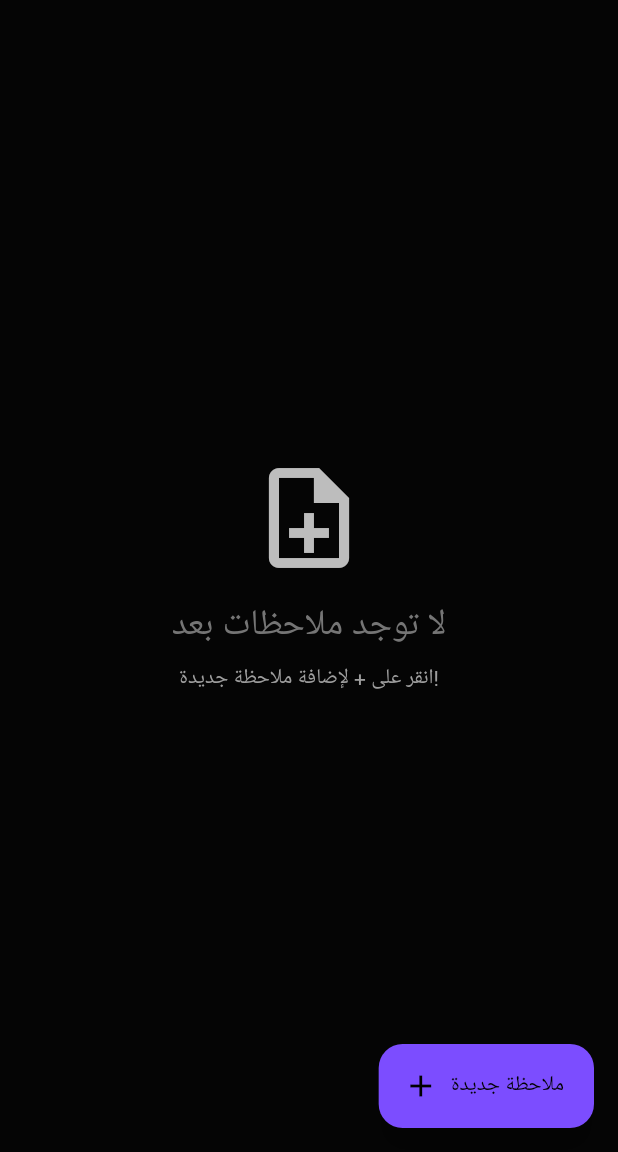
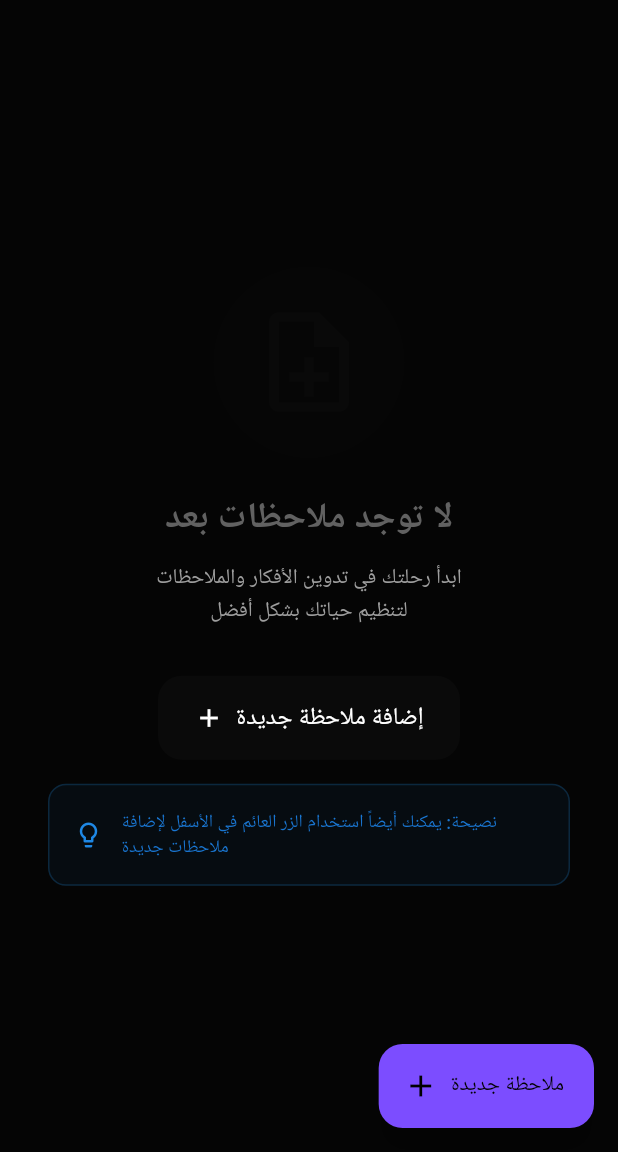
Before and after one commit to Moaz7x/zenlearn, a Flutter app: the NotesPage screen opened by its route, on a phone screen of 412 x 824 dp, the part 84-1236 px from its top. Run offline on Flutter 3.47's test engine with Material 3 defaults, Android fonts, the phone set to English and light mode, and no system bars; our stand-ins replace bloc, dartz, device_info_plus, equatable, flutter_bloc, flutter_local_notifications and 10 more; missing offline and left inert: pdf_render, screen_brightness, volume_controller; accounts and stored records are empty; generated files the repository leaves out were written again; project files that could hold a hidden picture were left out.

Commit message:
refactor(notes_page): improve empty state UI and reorganize methods
- Enhance empty state UI with better styling and user guidance
- Reorder methods for better code organization
- Make _notes list final

```diff
--- a/lib/features/notes/presentation/pages/notes_page.dart
+++ b/lib/features/notes/presentation/pages/notes_page.dart
@@ -3,11 +3,11 @@ import 'package:flutter_bloc/flutter_bloc.dart';
 import 'package:go_router/go_router.dart';
 import 'package:zenlearn/core/routes/app_routes.dart'; // NEW: Import the file where routeObserver is defined
 import 'package:zenlearn/core/widgets/app_scaffold.dart';
+import 'package:zenlearn/features/notes/domain/entities/note_entity.dart';
 import 'package:zenlearn/features/notes/presentation/bloc/notes_bloc.dart';
 import 'package:zenlearn/features/notes/presentation/bloc/notes_events.dart';
 import 'package:zenlearn/features/notes/presentation/bloc/notes_states.dart';
 import 'package:zenlearn/features/notes/presentation/widgets/note_card.dart';
-import 'package:zenlearn/features/notes/domain/entities/note_entity.dart';
 
 class NotesPage extends StatefulWidget {
   const NotesPage({super.key});
@@ -18,119 +18,9 @@ class NotesPage extends StatefulWidget {
 
 class _NotesPageState extends State<NotesPage> with RouteAware, TickerProviderStateMixin {
   final GlobalKey<AnimatedListState> _listKey = GlobalKey<AnimatedListState>();
-  List<NoteEntity> _notes = [];
+  final List<NoteEntity> _notes = [];
   late AnimationController _fabAnimationController;
   late Animation<double> _fabScaleAnimation;
-
-  @override
-  void initState() {
-    super.initState();
-    _fabAnimationController = AnimationController(
-      duration: const Duration(milliseconds: 200),
-      vsync: this,
-    );
-    _fabScaleAnimation = Tween<double>(
-      begin: 0.0,
-      end: 1.0,
-    ).animate(CurvedAnimation(
-      parent: _fabAnimationController,
-      curve: Curves.elasticOut,
-    ));
-    _loadNotes(); // Initial load when the page is first created
-
-    // Animate FAB entrance
-    Future.delayed(const Duration(milliseconds: 300), () {
-      _fabAnimationController.forward();
-    });
-  }
-
-  @override
-  void dispose() {
-    _fabAnimationController.dispose();
-    routeObserver.unsubscribe(this);
-    super.dispose();
-  }
-
-  @override
-  void didChangeDependencies() {
-    super.didChangeDependencies();
-    routeObserver.subscribe(this, ModalRoute.of(context)!);
-  }
-
-  @override
-  void didPopNext() {
-    _loadNotes(); // أعد تحميل الملاحظات عند العودة إلى هذه الصفحة
-  }
-
-  @override
-  void didPush() {
-    // يمكن استدعاؤه هنا إذا كنت تريد التأكد من التحميل عند الدفع الأول
-  }
-
-  void _loadNotes() {
-    context.read<NotesBloc>().add(const LoadNotes());
-  }
-
-  void _updateNotesList(List<NoteEntity> newNotes) {
-    final oldNotes = List<NoteEntity>.from(_notes);
-
-    // Find notes that were added
-    for (int i = 0; i < newNotes.length; i++) {
-      final note = newNotes[i];
-      if (!oldNotes.any((oldNote) => oldNote.id == note.id)) {
-        _notes.insert(i, note);
-        _listKey.currentState?.insertItem(i, duration: const Duration(milliseconds: 300));
-      }
-    }
-
-    // Find notes that were removed
-    for (int i = oldNotes.length - 1; i >= 0; i--) {
-      final oldNote = oldNotes[i];
-      if (!newNotes.any((note) => note.id == oldNote.id)) {
-        final removedNote = _notes.removeAt(i);
-        _listKey.currentState?.removeItem(
-          i,
-          (context, animation) => _buildNoteItem(removedNote, animation),
-          duration: const Duration(milliseconds: 300),
-        );
-      }
-    }
-
-    // Update existing notes (for pin status changes, etc.)
-    for (int i = 0; i < _notes.length; i++) {
-      final currentNote = _notes[i];
-      final updatedNote = newNotes.firstWhere(
-        (note) => note.id == currentNote.id,
-        orElse: () => currentNote,
-      );
-      if (updatedNote != currentNote) {
-        _notes[i] = updatedNote;
-      }
-    }
-  }
-
-  Widget _buildNoteItem(NoteEntity note, Animation<double> animation) {
-    return SlideTransition(
-      position: animation.drive(
-        Tween<Offset>(
-          begin: const Offset(1.0, 0.0),
-          end: Offset.zero,
-        ).chain(CurveTween(curve: Curves.easeOut)),
-      ),
-      child: FadeTransition(
-        opacity: animation,
-        child: NoteCard(
-          note: note,
-          onTap: () {
-            context.go('/notes/view/${note.id}');
-          },
-          onTogglePin: () {
-            context.read<NotesBloc>().add(TogglePinNoteEvent(note: note));
-          },
-        ),
-      ),
-    );
-  }
 
   @override
   Widget build(BuildContext context) {
@@ -172,29 +62,110 @@ class _NotesPageState extends State<NotesPage> with RouteAware, TickerProviderSt
           } else if (state is NotesLoaded || _notes.isNotEmpty) {
             if (_notes.isEmpty) {
               return Center(
+                child: Padding(
+                  padding: const EdgeInsets.all(32.0),
                   child: Column(
                     mainAxisAlignment: MainAxisAlignment.center,
                     children: [
-                    Icon(
+                      // أيقونة كبيرة ومعبرة
+                      Container(
+                        padding: const EdgeInsets.all(24.0),
+                        decoration: BoxDecoration(
+                          color: Theme.of(context).primaryColor.withOpacity(0.1),
+                          shape: BoxShape.circle,
+                        ),
+                        child: Icon(
                           Icons.note_add_outlined,
                           size: 80,
-                      color: Colors.grey[400],
+                          color: Theme.of(context).primaryColor.withOpacity(0.7),
                         ),
-                    const SizedBox(height: 16),
+                      ),
+                      const SizedBox(height: 24),
+
+                      // عنوان رئيسي
                       Text(
                         'لا توجد ملاحظات بعد',
                         style: Theme.of(context).textTheme.headlineSmall?.copyWith(
-                        color: Colors.grey[600],
+                              color: Colors.grey[700],
+                              fontWeight: FontWeight.w600,
+                            ),
+                        textAlign: TextAlign.center,
+                      ),
+                      const SizedBox(height: 12),
+
+                      // رسالة توضيحية
+                      Text(
+                        'ابدأ رحلتك في تدوين الأفكار والملاحظات\nلتنظيم حياتك بشكل أفضل',
+                        style: Theme.of(context).textTheme.bodyMedium?.copyWith(
+                              color: Colors.grey[500],
+                              height: 1.5,
+                            ),
+                        textAlign: TextAlign.center,
+                      ),
+                      const SizedBox(height: 32),
+
+                      // زر إضافة ملاحظة جديدة
+                      ElevatedButton.icon(
+                        onPressed: () {
+                          context.go('/notes/add');
+                        },
+                        icon: const Icon(Icons.add, size: 20),
+                        label: const Text(
+                          'إضافة ملاحظة جديدة',
+                          style: TextStyle(
+                            fontSize: 16,
+                            fontWeight: FontWeight.w500,
                           ),
                         ),
-                    const SizedBox(height: 8),
-                    Text(
-                      'انقر على + لإضافة ملاحظة جديدة!',
-                      style: Theme.of(context).textTheme.bodyMedium?.copyWith(
-                        color: Colors.grey[500],
+                        style: ElevatedButton.styleFrom(
+                          backgroundColor: Theme.of(context).primaryColor,
+                          foregroundColor: Colors.white,
+                          padding: const EdgeInsets.symmetric(
+                            horizontal: 24.0,
+                            vertical: 16.0,
+                          ),
+                          shape: RoundedRectangleBorder(
+                            borderRadius: BorderRadius.circular(16.0),
+                          ),
+                          elevation: 4.0,
+                          shadowColor: Theme.of(context).primaryColor.withOpacity(0.3),
+                        ),
+                      ),
+                      const SizedBox(height: 16),
+
+                      // نصائح سريعة
+                      Container(
+                        padding: const EdgeInsets.all(16.0),
+                        decoration: BoxDecoration(
+                          color: Colors.blue.withOpacity(0.05),
+                          borderRadius: BorderRadius.circular(12.0),
+                          border: Border.all(
+                            color: Colors.blue.withOpacity(0.2),
+                            width: 1,
+                          ),
+                        ),
+                        child: Row(
+                          children: [
+                            Icon(
+                              Icons.lightbulb_outline,
+                              color: Colors.blue[600],
+                              size: 20,
+                            ),
+                            const SizedBox(width: 12),
+                            Expanded(
+                              child: Text(
+                                'نصيحة: يمكنك أيضاً استخدام الزر العائم في الأسفل لإضافة ملاحظات جديدة',
+                                style: Theme.of(context).textTheme.bodySmall?.copyWith(
+                                      color: Colors.blue[700],
+                                      fontWeight: FontWeight.w500,
+                                    ),
                               ),
                             ),
                           ],
+                        ),
+                      ),
+                    ],
+                  ),
                 ),
               );
             }
@@ -261,4 +232,114 @@ class _NotesPageState extends State<NotesPage> with RouteAware, TickerProviderSt
       ),
     );
   }
+
+  @override
+  void didChangeDependencies() {
+    super.didChangeDependencies();
+    routeObserver.subscribe(this, ModalRoute.of(context)!);
   }
+
+  @override
+  void didPopNext() {
+    _loadNotes(); // أعد تحميل الملاحظات عند العودة إلى هذه الصفحة
+  }
+
+  @override
+  void didPush() {
+    // يمكن استدعاؤه هنا إذا كنت تريد التأكد من التحميل عند الدفع الأول
+  }
+
+  @override
+  void dispose() {
+    _fabAnimationController.dispose();
+    routeObserver.unsubscribe(this);
+    super.dispose();
+  }
+
+  @override
+  void initState() {
+    super.initState();
+    _fabAnimationController = AnimationController(
+      duration: const Duration(milliseconds: 200),
+      vsync: this,
+    );
+    _fabScaleAnimation = Tween<double>(
+      begin: 0.0,
+      end: 1.0,
+    ).animate(CurvedAnimation(
+      parent: _fabAnimationController,
+      curve: Curves.elasticOut,
+    ));
+    _loadNotes(); // Initial load when the page is first created
+
+    // Animate FAB entrance
+    Future.delayed(const Duration(milliseconds: 300), () {
+      _fabAnimationController.forward();
+    });
+  }
+
+  Widget _buildNoteItem(NoteEntity note, Animation<double> animation) {
+    return SlideTransition(
+      position: animation.drive(
+        Tween<Offset>(
+          begin: const Offset(1.0, 0.0),
+          end: Offset.zero,
+        ).chain(CurveTween(curve: Curves.easeOut)),
+      ),
+      child: FadeTransition(
+        opacity: animation,
+        child: NoteCard(
+          note: note,
+          onTap: () {
+            context.go('/notes/view/${note.id}');
+          },
+          onTogglePin: () {
+            context.read<NotesBloc>().add(TogglePinNoteEvent(note: note));
+          },
+        ),
+      ),
+    );
+  }
+
+  void _loadNotes() {
+    context.read<NotesBloc>().add(const LoadNotes());
+  }
+
+  void _updateNotesList(List<NoteEntity> newNotes) {
+    final oldNotes = List<NoteEntity>.from(_notes);
+
+    // Find notes that were added
+    for (int i = 0; i < newNotes.length; i++) {
+      final note = newNotes[i];
+      if (!oldNotes.any((oldNote) => oldNote.id == note.id)) {
+        _notes.insert(i, note);
+        _listKey.currentState?.insertItem(i, duration: const Duration(milliseconds: 300));
+      }
+    }
+
+    // Find notes that were removed
+    for (int i = oldNotes.length - 1; i >= 0; i--) {
+      final oldNote = oldNotes[i];
+      if (!newNotes.any((note) => note.id == oldNote.id)) {
+        final removedNote = _notes.removeAt(i);
+        _listKey.currentState?.removeItem(
+          i,
+          (context, animation) => _buildNoteItem(removedNote, animation),
+          duration: const Duration(milliseconds: 300),
+        );
+      }
+    }
+
+    // Update existing notes (for pin status changes, etc.)
+    for (int i = 0; i < _notes.length; i++) {
+      final currentNote = _notes[i];
+      final updatedNote = newNotes.firstWhere(
+        (note) => note.id == currentNote.id,
+        orElse: () => currentNote,
+      );
+      if (updatedNote != currentNote) {
+        _notes[i] = updatedNote;
+      }
+    }
+  }
+}
```
Lines whose indentation alone changed are shown as unchanged.
